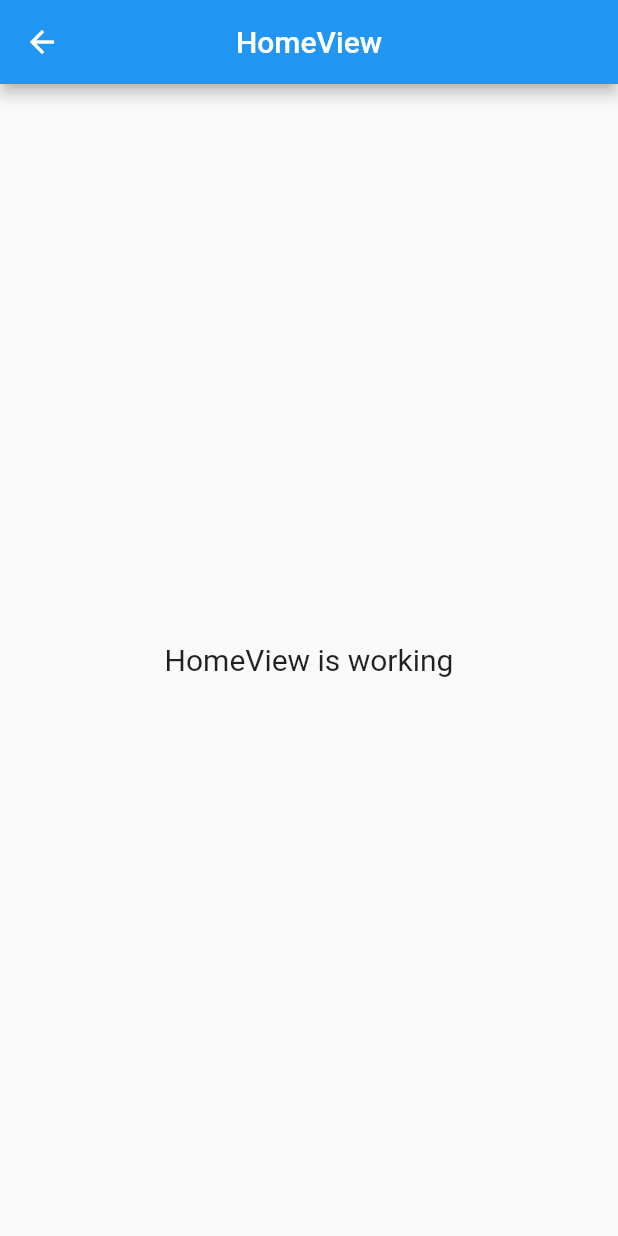
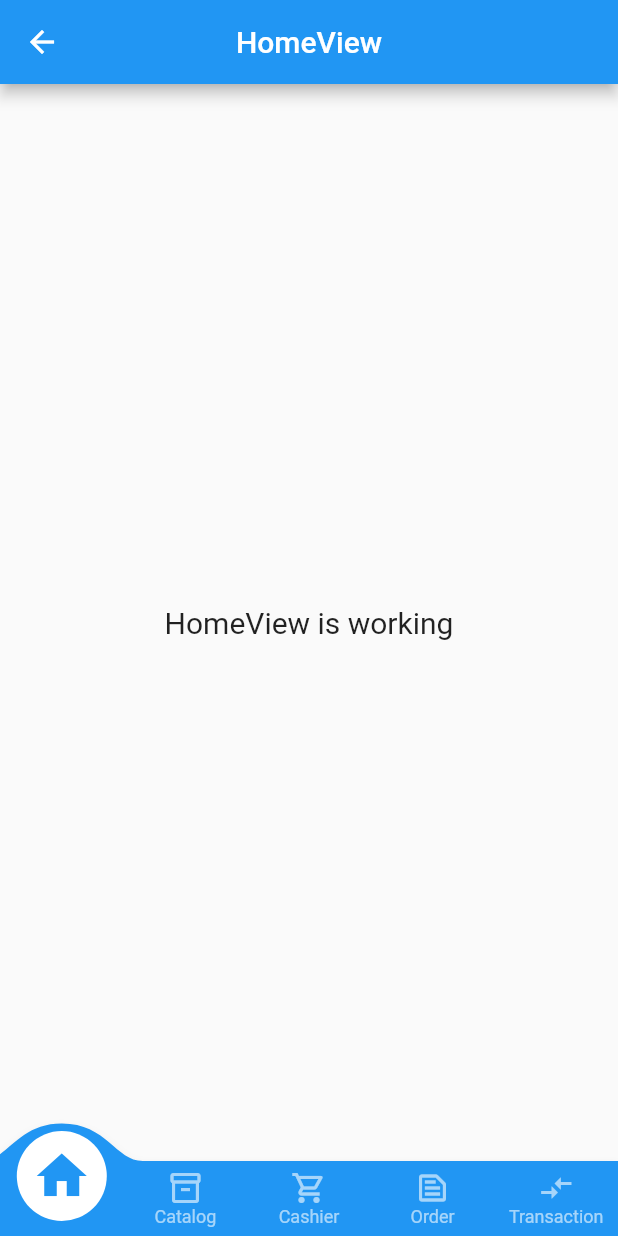
Before and after one commit to AlsoKnownAsZira/kasir_warjo, a Flutter app: the HomeView screen opened by its route, on a phone screen of 412 x 824 dp. Run offline on Flutter 3.47's test engine with Material 2 defaults, Android fonts, the phone set to English and light mode, and no system bars; drawn by our look-alikes of convex_bottom_bar; our stand-ins replace get, introduction_screen, lottie.

Commit message:
added convex_bottom_bar

```diff
--- a/lib/app/modules/home/views/home_view.dart
+++ b/lib/app/modules/home/views/home_view.dart
@@ -1,7 +1,7 @@
 import 'package:flutter/material.dart';
 
 import 'package:get/get.dart';
-
+import 'package:convex_bottom_bar/convex_bottom_bar.dart';
 import '../controllers/home_controller.dart';
 
 class HomeView extends GetView<HomeController> {
@@ -9,6 +9,13 @@ class HomeView extends GetView<HomeController> {
   @override
   Widget build(BuildContext context) {
     return Scaffold(
+      bottomNavigationBar: ConvexAppBar(items: [
+        TabItem(icon: Icons.home, title: 'Home'),
+        TabItem(icon: Icons.inventory_2_outlined, title: 'Catalog'),
+        TabItem(icon: Icons.shopping_cart_outlined, title: 'Cashier'),
+        TabItem(icon: Icons.text_snippet_outlined, title: 'Order'),
+        TabItem(icon: Icons.compare_arrows_sharp, title: 'Transaction'),
+      ]),
       appBar: AppBar(
         title: const Text('HomeView'),
         centerTitle: true,
--- a/lib/app/modules/login/views/login_view.dart
+++ b/lib/app/modules/login/views/login_view.dart
@@ -65,7 +65,7 @@ class LoginView extends GetView<LoginController> {
                     ),
                   ),
                 ),
-                SizedBox(height: 20,),
+              const  SizedBox(height: 20,),
                 ElevatedButton(
                   style: const ButtonStyle(
                     backgroundColor:MaterialStatePropertyAll(Color.fromARGB(255, 111, 255, 60)),
--- a/pubspec.yaml
+++ b/pubspec.yaml
@@ -6,6 +6,7 @@ environment:
   sdk: ">=3.1.3 <4.0.0"
 
 dependencies:
+  convex_bottom_bar: ^3.2.0
   cupertino_icons: ^1.0.2
   flutter:
     sdk: flutter
```
Also changed, not shown: pubspec.lock.
